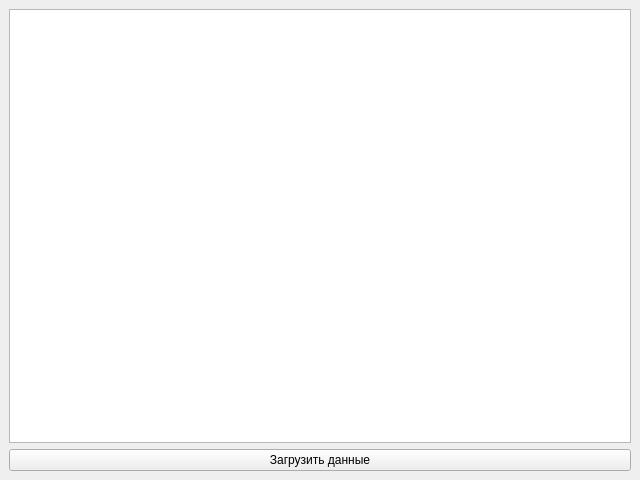
This is UI.ui in Ar-Yakimov/Kirov-Yakimov as Qt 5 draws it before an edit. The edited form follows.
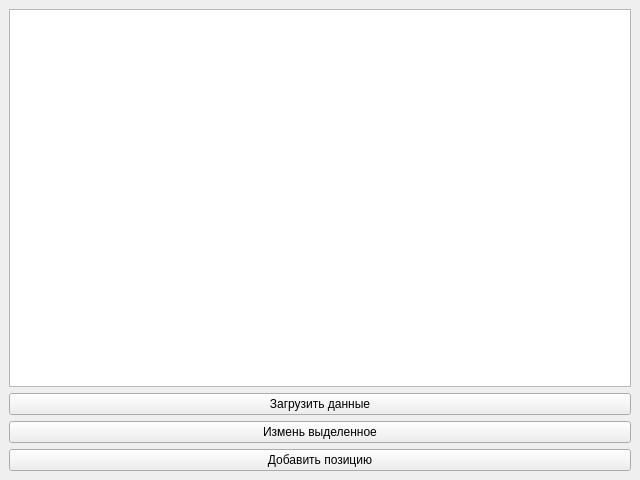
This is the edited form.

```diff
--- a/UI.ui
+++ b/UI.ui
@@ -27,6 +27,20 @@
         </property>
        </widget>
       </item>
+      <item>
+       <widget class="QPushButton" name="edit_button">
+        <property name="text">
+         <string>Измень выделенное</string>
+        </property>
+       </widget>
+      </item>
+      <item>
+       <widget class="QPushButton" name="add_button">
+        <property name="text">
+         <string>Добавить позицию</string>
+        </property>
+       </widget>
+      </item>
      </layout>
     </item>
    </layout>
```
